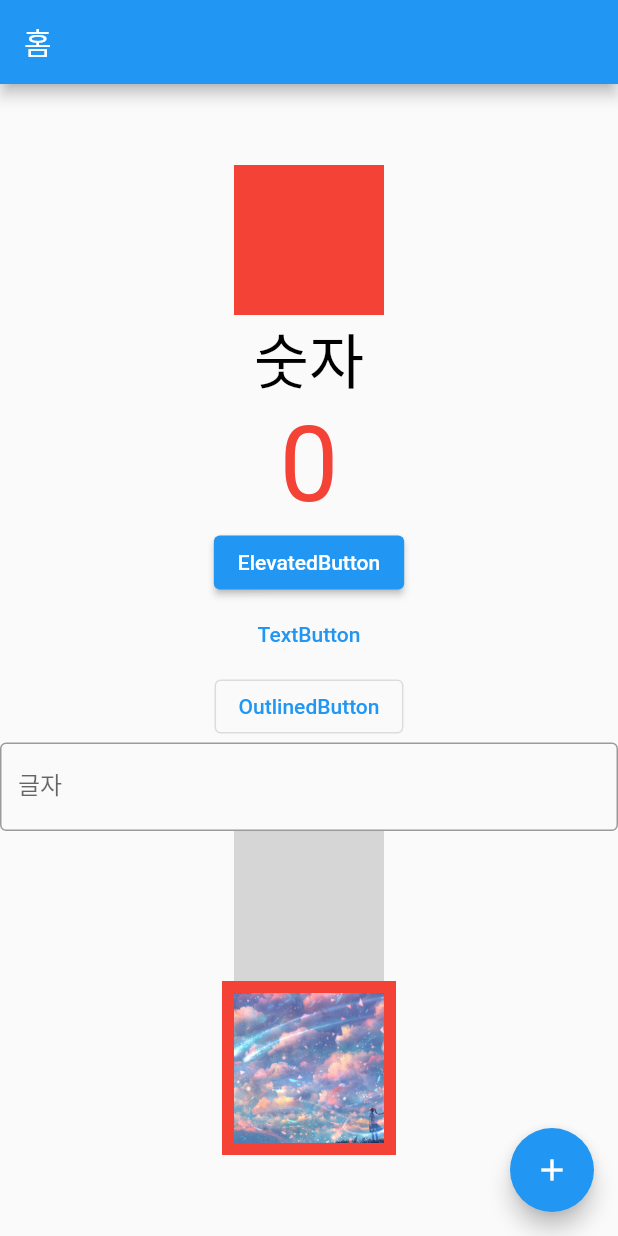
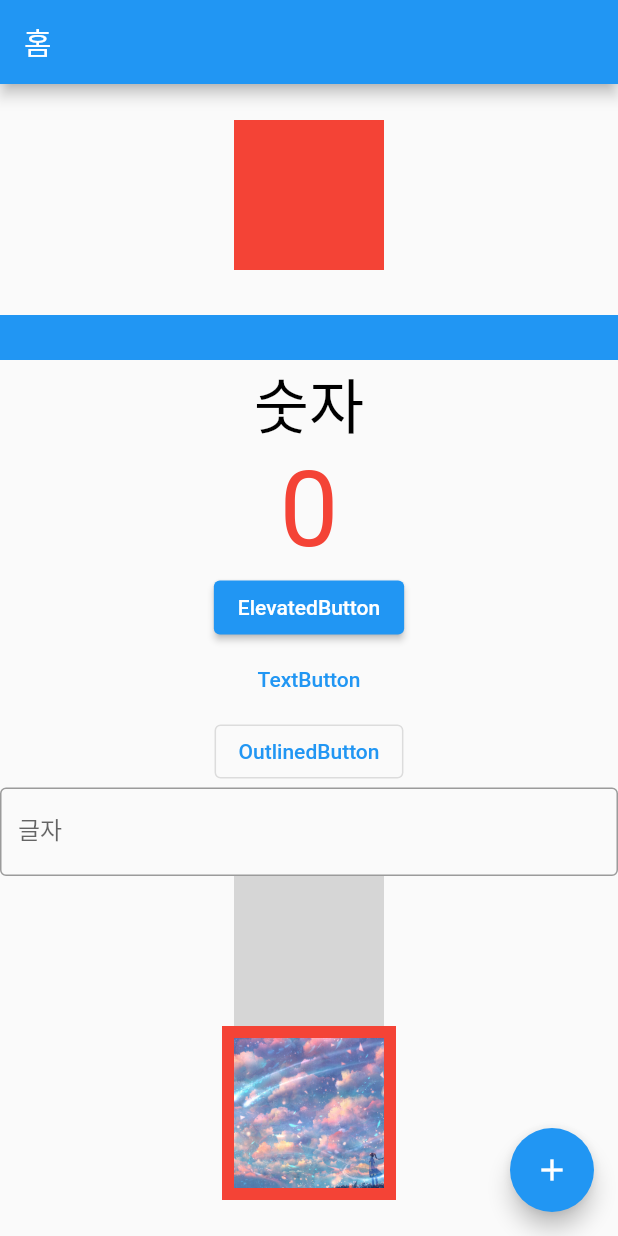
Before and after one commit to lds2292/flutter_beginner, a Flutter app: the screen it shows after launch, on a phone screen of 412 x 824 dp. Run offline on Flutter 3.47's test engine with Material 2 defaults, Android fonts, the phone set to English and light mode, and no system bars; network calls fail; grey boxes are pictures that could not be loaded.

Commit message:
Feat: SizedBox

```diff
--- a/lib/main_page.dart
+++ b/lib/main_page.dart
@@ -25,6 +25,8 @@ class _MainPageState extends State<MainPage> {
               width: 100,
               height: 100,
             ),
+            SizedBox(height: 30, ),
+            Container(height: 30,color: Colors.blue,),
             Text(
               '숫자',
               style: TextStyle(
```
